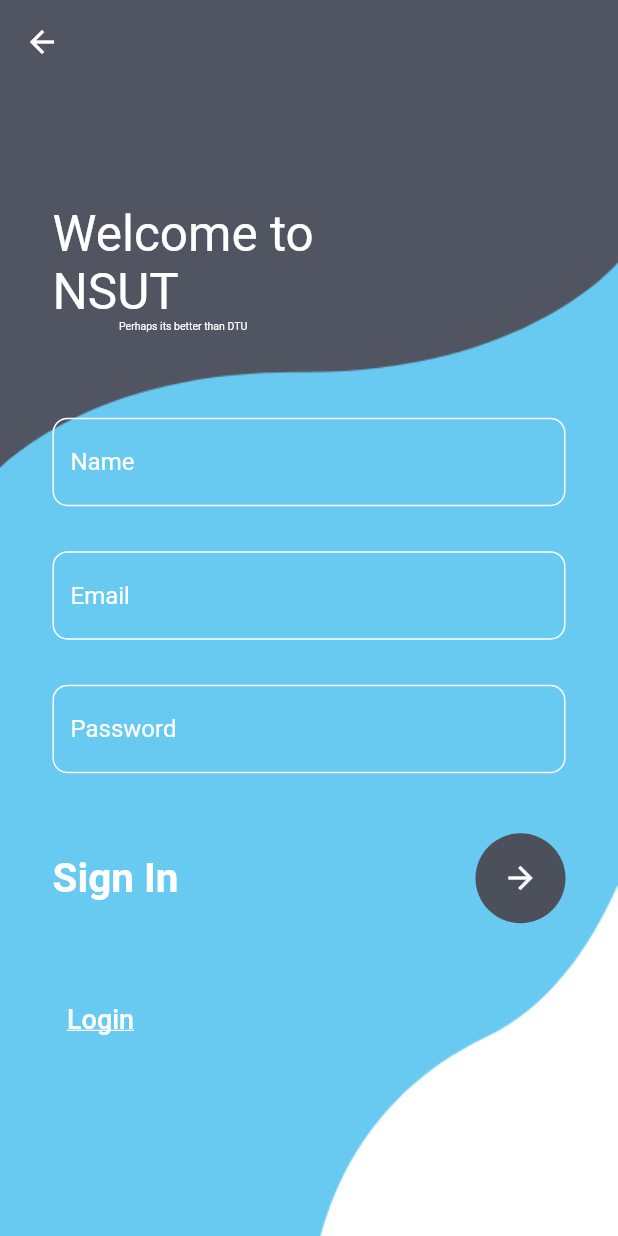
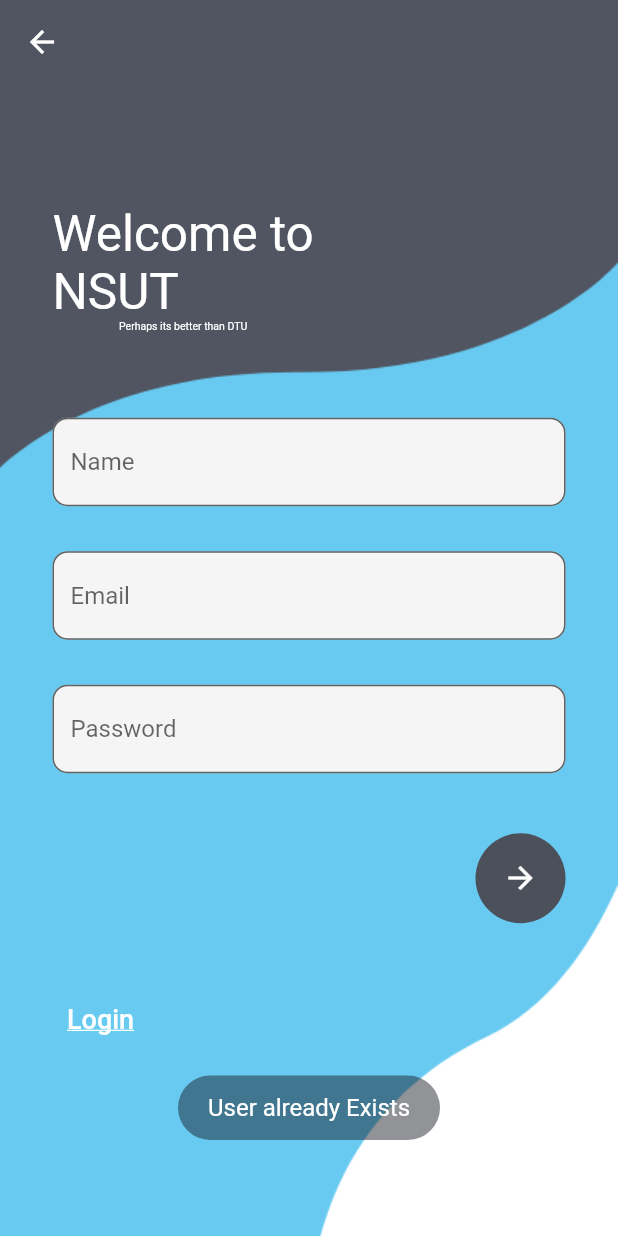
Before and after one commit to parthmahajan008/Nsutx-iosd, a Flutter app: the MyRegister screen opened by its route, after a tap on the "arrow forward" icon, on a phone screen of 412 x 824 dp. Run offline on Flutter 3.47's test engine with Material 2 defaults, Android fonts, the phone set to English and light mode, and no system bars; our stand-ins replace fluttertoast, sidebarx, tab_indicator_styler, url_launcher_web; missing offline and left inert: fab_circular_menu, progress_indicator.

Commit message:
final app

```diff
--- a/lib/initialpages/login.dart
+++ b/lib/initialpages/login.dart
@@ -71,16 +71,16 @@ class _MyLoginState extends State<MyLogin> {
                   height: 40,
                 ),
                 Row(
-                  mainAxisAlignment: MainAxisAlignment.spaceBetween,
+                  mainAxisAlignment: MainAxisAlignment.end,
                   children: [
-                    const Text(
-                      'Sign In',
-                      style: TextStyle(
-                        color: Colors.white,
-                        fontSize: 27,
-                        fontWeight: FontWeight.w700,
-                      ),
-                    ),
+                    // const Text(
+                    //   'Sign In',
+                    //   style: TextStyle(
+                    //     color: Colors.white,
+                    //     fontSize: 27,
+                    //     fontWeight: FontWeight.w700,
+                    //   ),
+                    // ),
                     CircleAvatar(
                       radius: 30,
                       // backgroundImage: ImageProvider("/assets/nsut.jpeg"),
@@ -88,18 +88,14 @@ class _MyLoginState extends State<MyLogin> {
                       child: IconButton(
                         color: Colors.white,
                         onPressed: () {
-                          Navigator.push(
-                              context,
-                              MaterialPageRoute(
-                                  builder: (context) => const mainhome()));
                           if (emails
                                   .contains(emailcontroller.text.toString()) &&
                               password
                                   .contains(passController.text.toString())) {
-                            // Navigator.push(
-                            //     context,
-                            //     MaterialPageRoute(
-                            //         builder: (context) => const mainhome()));
+                            Navigator.push(
+                                context,
+                                MaterialPageRoute(
+                                    builder: (context) => const mainhome()));
                             emailcontroller.clear();
                             passController.clear();
                           } else {
@@ -115,10 +111,10 @@ class _MyLoginState extends State<MyLogin> {
                               textColor: Colors.white,
                               fontSize: 16.0,
                             );
-                            // Navigator.push(
-                            //     context,
-                            //     MaterialPageRoute(
-                            //         builder: (context) => const MyRegister()));
+                            Navigator.push(
+                                context,
+                                MaterialPageRoute(
+                                    builder: (context) => const MyRegister()));
                           }
                         },
                         icon: const Icon(Icons.arrow_forward),
--- a/lib/initialpages/register.dart
+++ b/lib/initialpages/register.dart
@@ -1,4 +1,6 @@
 import 'package:flutter/material.dart';
+import 'package:fluttertoast/fluttertoast.dart';
+import 'package:nsutx/data/id_pass_list.dart';
 
 class MyRegister extends StatefulWidget {
   const MyRegister({Key? key}) : super(key: key);
@@ -8,6 +10,11 @@ class MyRegister extends StatefulWidget {
 }
 
 class _MyRegisterState extends State<MyRegister> {
+  TextEditingController emailcontroller =
+      TextEditingController(); // Abstract data type constructor
+  TextEditingController passController = TextEditingController();
+
+  TextEditingController nameController = TextEditingController();
   @override
   Widget build(BuildContext context) {
     return Container(
@@ -48,75 +55,88 @@ class _MyRegisterState extends State<MyRegister> {
                   left: 35,
                   top: MediaQuery.of(context).size.height * 0.27),
               child: Column(children: [
-                TextField(
+                TextFormField(
+                  keyboardType: TextInputType.emailAddress,
+                  controller: nameController,
                   decoration: InputDecoration(
-                    focusedBorder: OutlineInputBorder(
+                    fillColor: Colors.grey.shade100,
+                    filled: true,
+                    hintText: 'Name',
+                    border: OutlineInputBorder(
                       borderRadius: BorderRadius.circular(10),
-                      borderSide: const BorderSide(color: Colors.black),
                     ),
-                    enabledBorder: OutlineInputBorder(
-                      borderRadius: BorderRadius.circular(10),
-                      borderSide: const BorderSide(color: Colors.white),
-                    ),
-                    hintText: 'Name',
-                    hintStyle: const TextStyle(color: Colors.white),
                   ),
                 ),
                 const SizedBox(
                   height: 30,
                 ),
-                TextField(
+                TextFormField(
+                  keyboardType: TextInputType.emailAddress,
+                  controller: emailcontroller,
                   decoration: InputDecoration(
-                    focusedBorder: OutlineInputBorder(
+                    fillColor: Colors.grey.shade100,
+                    filled: true,
+                    hintText: 'Email',
+                    border: OutlineInputBorder(
                       borderRadius: BorderRadius.circular(10),
-                      borderSide: const BorderSide(color: Colors.black),
                     ),
-                    enabledBorder: OutlineInputBorder(
-                      borderRadius: BorderRadius.circular(10),
-                      borderSide: const BorderSide(color: Colors.white),
-                    ),
-                    hintText: 'Email',
-                    hintStyle: const TextStyle(color: Colors.white),
                   ),
                 ),
                 const SizedBox(
                   height: 30,
                 ),
-                TextField(
+                TextFormField(
+                  keyboardType: TextInputType.number,
+                  controller: passController,
                   obscureText: true,
                   decoration: InputDecoration(
-                    focusedBorder: OutlineInputBorder(
+                    fillColor: Colors.grey.shade100,
+                    filled: true,
+                    hintText: 'Password',
+                    border: OutlineInputBorder(
                       borderRadius: BorderRadius.circular(10),
-                      borderSide: const BorderSide(color: Colors.black),
                     ),
-                    enabledBorder: OutlineInputBorder(
-                      borderRadius: BorderRadius.circular(10),
-                      borderSide: const BorderSide(color: Colors.white),
-                    ),
-                    hintText: 'Password',
-                    hintStyle: const TextStyle(color: Colors.white),
                   ),
                 ),
                 const SizedBox(
                   height: 40,
                 ),
-                Row(
-                    mainAxisAlignment: MainAxisAlignment.spaceBetween,
-                    children: [
-                      const Text(
-                        'Sign In',
-                        style: TextStyle(
-                          color: Colors.white,
-                          fontSize: 27,
-                          fontWeight: FontWeight.w700,
-                        ),
-                      ),
+                Row(mainAxisAlignment: MainAxisAlignment.end, children: [
+                  // const Text(
+                  //   'Sign In',
+                  //   style: TextStyle(
+                  //     color: Colors.white,
+                  //     fontSize: 27,
+                  //     fontWeight: FontWeight.w700,
+                  //   ),
+                  // ),
                   CircleAvatar(
                     radius: 30,
                     backgroundColor: const Color(0xff4c505b),
                     child: IconButton(
                       color: Colors.white,
-                          onPressed: () {},
+                      onPressed: () {
+                        if (emailcontroller.text.toString().contains("@") &&
+                            !emails.contains(emailcontroller.text.toString())) {
+                          setState(() {
+                            emails.add(emailcontroller.text.toString());
+                            password.add(passController.text.toString());
+                          });
+                        } else {
+                          Fluttertoast.showToast(
+                            msg: "User already Exists",
+                            toastLength: Toast.LENGTH_SHORT,
+                            gravity: ToastGravity.BOTTOM,
+                            timeInSecForIosWeb: 1,
+                            backgroundColor: Color.fromARGB(119, 19, 23, 32),
+                            textColor: Colors.white,
+                            fontSize: 16.0,
+                          );
+                        }
+                        emailcontroller.clear();
+                        nameController.clear();
+                        passController.clear();
+                      },
                       icon: const Icon(Icons.arrow_forward),
                     ),
                   ),
```
Also changed, not shown: 3 other files. Lines whose indentation alone changed are shown as unchanged.
